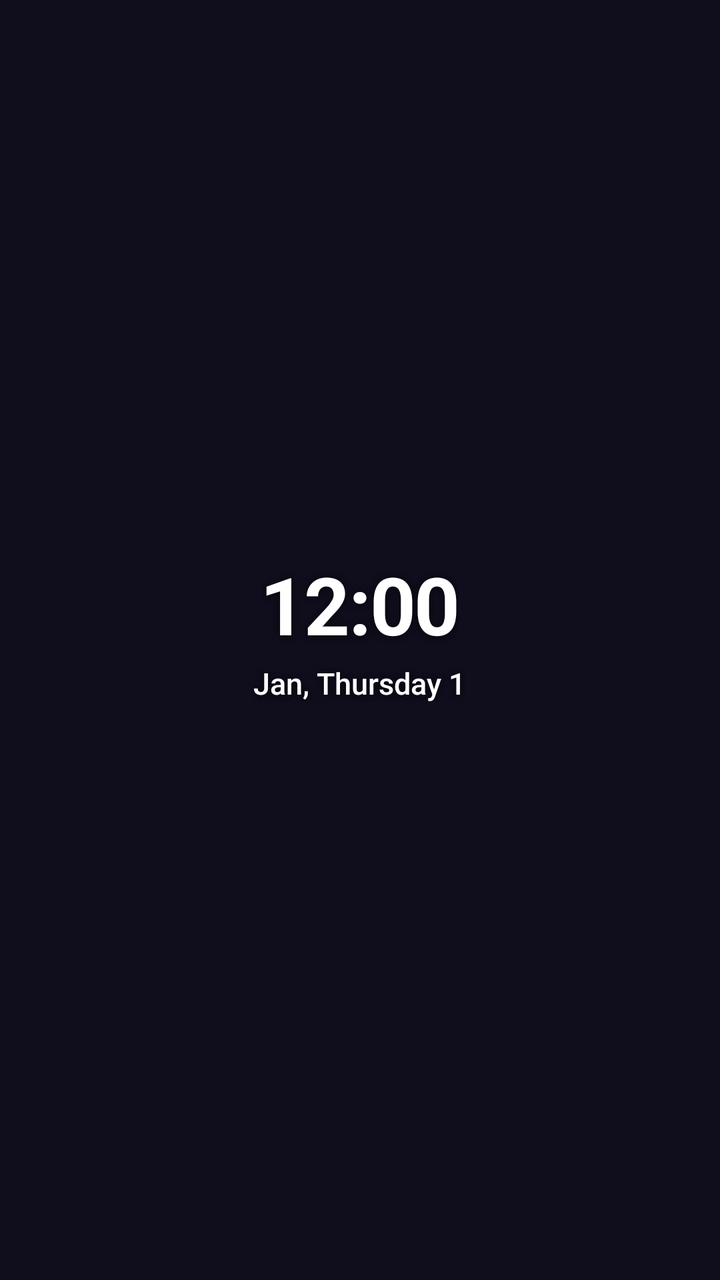
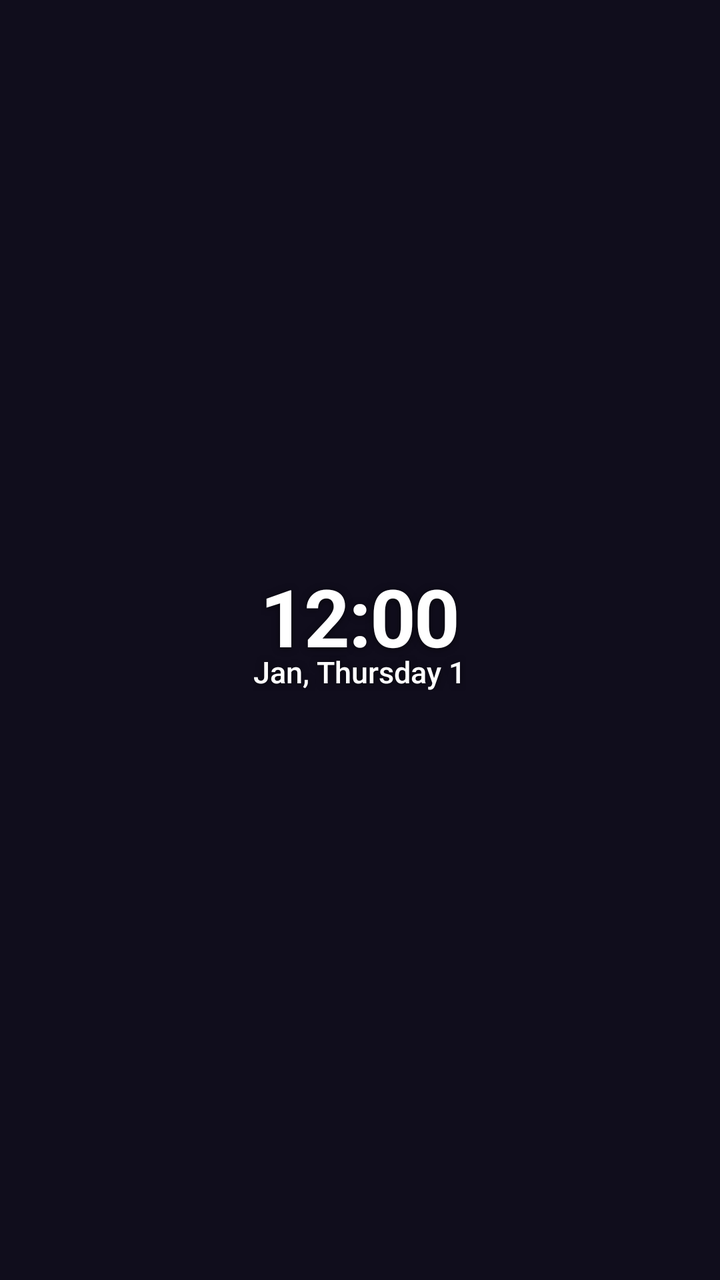

Two renders of the same Android screen: before a commit and after it. Below are the layout's source before the change and the commit's diff.
<!-- AndroidManifest.xml: application theme AppTheme -->
<!-- res/layout/widget_medium.xml -->
<?xml version="1.0" encoding="utf-8"?>
<LinearLayout xmlns:android="http://schemas.android.com/apk/res/android"
    android:id="@+id/widget_root"
    android:layout_width="match_parent"
    android:layout_height="match_parent"
    android:background="@drawable/widget_background"
    android:gravity="center"
    android:orientation="vertical"
    android:padding="12dp">
    <TextClock
        android:id="@+id/widget_time"
        android:format12Hour="h:mm"
        android:format24Hour="HH:mm"
        style="@style/WidgetText.Time"
        android:layout_width="wrap_content"
        android:layout_height="wrap_content"
        android:textSize="40sp" />
    <TextClock
        android:id="@+id/widget_date"
        android:format12Hour="MMM, EEEE d"
        android:format24Hour="MMM, EEEE d"
        style="@style/WidgetText.Detail"
        android:layout_width="wrap_content"
        android:layout_height="wrap_content"
        android:layout_marginTop="6dp"
        android:maxLines="1" />
    <FrameLayout
        android:layout_width="wrap_content"
        android:layout_height="wrap_content"
        android:layout_marginTop="8dp">
    <LinearLayout
        android:id="@+id/widget_weather"
        android:layout_width="wrap_content"
        android:layout_height="wrap_content"
        android:gravity="center_vertical"
        android:orientation="horizontal"
        android:visibility="gone">
        <ImageView
            android:id="@+id/widget_weather_icon"
            android:layout_width="26dp"
            android:layout_height="26dp"
            android:layout_marginEnd="6dp" />
        <TextView
            android:id="@+id/widget_weather_temp"
            style="@style/WidgetText.Detail"
            android:layout_width="wrap_content"
            android:layout_height="wrap_content"
            android:textSize="17sp" />
    </LinearLayout>
    </FrameLayout>
</LinearLayout>
<!-- resources referenced by this layout -->
<resources>
  <!-- drawable widget_background (drawable) -->
  <?xml version="1.0" encoding="utf-8"?>
  <shape xmlns:android="http://schemas.android.com/apk/res/android" android:shape="rectangle">
      <solid android:color="@android:color/transparent" />
  </shape>
  <style name="WidgetText.Detail">
          <item name="android:fontFamily">sans-serif-medium</item>
          <item name="android:textSize">15sp</item>
      </style>
  <style name="WidgetText.Time">
          <item name="android:textStyle">bold</item>
          <item name="android:letterSpacing">-0.02</item>
      </style>
  <style name="AppTheme" parent="Theme.AppCompat.DayNight.NoActionBar">
          <item name="android:editTextBackground">@drawable/rn_edit_text_material</item>
          <item name="android:windowBackground">@color/midnight_background</item>
          <item name="android:statusBarColor">@color/midnight_background</item>
          <item name="android:navigationBarColor">@color/midnight_background</item>
      </style>
  <!-- drawable rn_edit_text_material (drawable) -->
  <?xml version="1.0" encoding="utf-8"?>
  <inset xmlns:android="http://schemas.android.com/apk/res/android"
         android:insetLeft="@dimen/abc_edit_text_inset_horizontal_material"
         android:insetRight="@dimen/abc_edit_text_inset_horizontal_material"
         android:insetTop="@dimen/abc_edit_text_inset_top_material"
         android:insetBottom="@dimen/abc_edit_text_inset_bottom_material"
         >
  
      <selector>
          
          <item android:state_enabled="false" android:drawable="@drawable/abc_textfield_default_mtrl_alpha"/>
          <item android:drawable="@drawable/abc_textfield_activated_mtrl_alpha"/>
      </selector>
  
  </inset>
  <color name="midnight_background">#100D1C</color>
</resources>

<!-- the commit's change to res/layout/widget_medium.xml (unified diff, before → after) -->
@@ -14,6 +14,7 @@
         style="@style/WidgetText.Time"
         android:layout_width="wrap_content"
         android:layout_height="wrap_content"
+        android:layout_marginBottom="-6dp"
         android:textSize="40sp" />
     <TextClock
         android:id="@+id/widget_date"
@@ -22,7 +23,7 @@
         style="@style/WidgetText.Detail"
         android:layout_width="wrap_content"
         android:layout_height="wrap_content"
-        android:layout_marginTop="6dp"
+        android:layout_marginTop="0dp"
         android:maxLines="1" />
     <FrameLayout
         android:layout_width="wrap_content"
